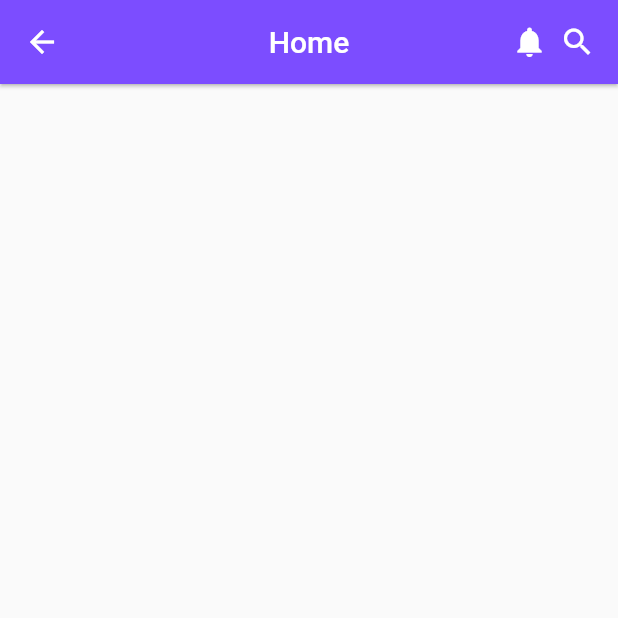
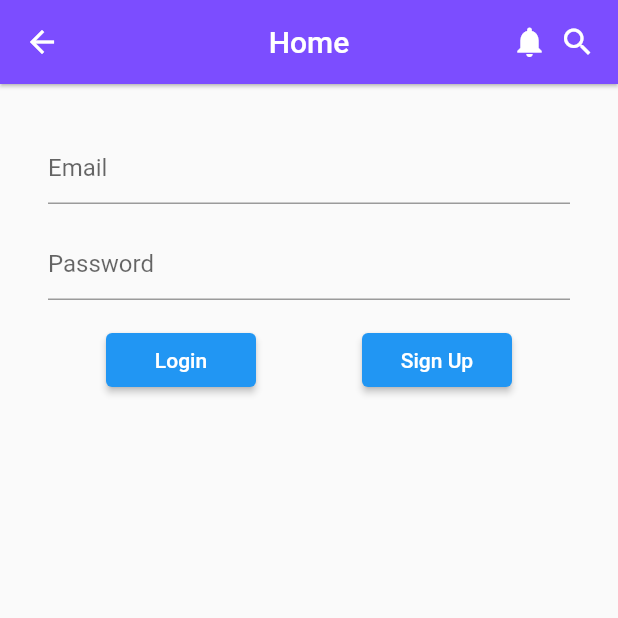
Before and after one commit to Arna98/Navigate-to-screen, a Flutter app: the screen it shows after launch, on a phone screen of 412 x 824 dp, the top half of it. Run offline on Flutter 3.47's test engine with Material 2 defaults, Android fonts, the phone set to English and light mode, and no system bars.

Commit message:
write body

```diff
--- a/lib/main.dart
+++ b/lib/main.dart
@@ -26,7 +26,8 @@ class Home extends StatelessWidget {
   @override
   Widget build(BuildContext context) {
     return Scaffold(
-      appBar: AppBar(leading: const Icon(Icons.arrow_back),
+      appBar: AppBar(
+        leading: const Icon(Icons.arrow_back),
         title: const Text("Home"),
         centerTitle: true,
         actions: const [
@@ -39,6 +40,42 @@ class Home extends StatelessWidget {
         elevation: 1,
         backgroundColor: Colors.deepPurpleAccent,
       ),
+      body: Column(children: [
+        //Text field email
+        const Padding(
+          padding: EdgeInsets.fromLTRB(32, 32, 32, 16),
+          child: TextField(
+            decoration: InputDecoration(hintText: "Email"),
+          ),
+        ),
+        //Text field password
+        const Padding(
+          padding: EdgeInsets.fromLTRB(32, 0, 32, 16),
+          child: TextField(
+            decoration: InputDecoration(
+              hintText: "Password",
+            ),
+          ),
+        ),
+        Row(
+          mainAxisAlignment: MainAxisAlignment.spaceEvenly,
+          children: [
+            //Elevated button login
+            ElevatedButton(
+                onPressed: () {},
+                style: ElevatedButton.styleFrom(
+                  fixedSize: const Size(100, 30),
+                ),
+                child: const Text("Login")),
+            //Elevated button sign up
+            ElevatedButton(
+              onPressed: (() {}),
+              style: ElevatedButton.styleFrom(fixedSize: const Size(100, 30)),
+              child: const Text("Sign Up"),
+            )
+          ],
+        )
+      ]),
     );
   }
 }
```
Lines whose indentation alone changed are shown as unchanged.
